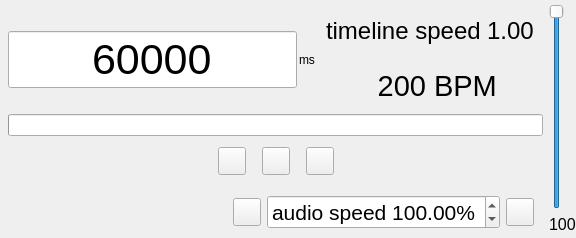
First picture: the form in src/timecontroller.ui, repository xiangCaO233/MusicMapMaker, before the edit.
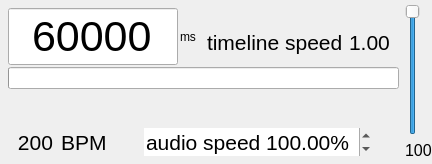
Second picture: the form after the edit. Icons and pictures are not drawn.

Patch:
```diff
--- a/src/timecontroller.ui
+++ b/src/timecontroller.ui
@@ -6,8 +6,8 @@
    <rect>
     <x>0</x>
     <y>0</y>
-    <width>576</width>
-    <height>195</height>
+    <width>366</width>
+    <height>144</height>
    </rect>
   </property>
   <property name="windowTitle">
@@ -139,7 +139,10 @@
          </item>
          <item>
           <widget class="QWidget" name="infomationwidget" native="true">
-           <layout class="QVBoxLayout" name="verticalLayout">
+           <layout class="QVBoxLayout" name="verticalLayout" stretch="0,1">
+            <property name="spacing">
+             <number>0</number>
+            </property>
             <property name="leftMargin">
              <number>0</number>
             </property>
@@ -152,14 +155,40 @@
             <property name="bottomMargin">
              <number>0</number>
             </property>
+            <item>
+             <spacer name="verticalSpacer_2">
+              <property name="orientation">
+               <enum>Qt::Orientation::Vertical</enum>
+              </property>
+              <property name="sizeHint" stdset="0">
+               <size>
+                <width>20</width>
+                <height>11</height>
+               </size>
+              </property>
+             </spacer>
+            </item>
             <item>
              <widget class="QWidget" name="timelinespeedwidget" native="true">
               <layout class="QHBoxLayout" name="horizontalLayout_2">
+               <item>
+                <spacer name="horizontalSpacer_4">
+                 <property name="orientation">
+                  <enum>Qt::Orientation::Horizontal</enum>
+                 </property>
+                 <property name="sizeHint" stdset="0">
+                  <size>
+                   <width>40</width>
+                   <height>20</height>
+                  </size>
+                 </property>
+                </spacer>
+               </item>
                <item>
                 <widget class="QLabel" name="timelinespeedprefix">
                  <property name="font">
                   <font>
-                   <pointsize>18</pointsize>
+                   <pointsize>16</pointsize>
                   </font>
                  </property>
                  <property name="text">
@@ -174,7 +203,7 @@
                 <widget class="QLabel" name="timelinespeedvalue">
                  <property name="font">
                   <font>
-                   <pointsize>18</pointsize>
+                   <pointsize>16</pointsize>
                   </font>
                  </property>
                  <property name="text">
@@ -185,42 +214,6 @@
               </layout>
              </widget>
             </item>
-            <item>
-             <widget class="QWidget" name="bpmwidget" native="true">
-              <layout class="QHBoxLayout" name="horizontalLayout">
-               <property name="spacing">
-                <number>8</number>
-               </property>
-               <item>
-                <widget class="QLabel" name="bpmvalue">
-                 <property name="font">
-                  <font>
-                   <pointsize>22</pointsize>
-                  </font>
-                 </property>
-                 <property name="text">
-                  <string notr="true">200</string>
-                 </property>
-                 <property name="alignment">
-                  <set>Qt::AlignmentFlag::AlignRight|Qt::AlignmentFlag::AlignTrailing|Qt::AlignmentFlag::AlignVCenter</set>
-                 </property>
-                </widget>
-               </item>
-               <item>
-                <widget class="QLabel" name="bpmsuffix">
-                 <property name="font">
-                  <font>
-                   <pointsize>22</pointsize>
-                  </font>
-                 </property>
-                 <property name="text">
-                  <string notr="true">BPM</string>
-                 </property>
-                </widget>
-               </item>
-              </layout>
-             </widget>
-            </item>
            </layout>
           </widget>
          </item>
@@ -249,6 +242,18 @@
          <property name="spacing">
           <number>16</number>
          </property>
+         <property name="leftMargin">
+          <number>0</number>
+         </property>
+         <property name="topMargin">
+          <number>0</number>
+         </property>
+         <property name="rightMargin">
+          <number>0</number>
+         </property>
+         <property name="bottomMargin">
+          <number>0</number>
+         </property>
          <item>
           <spacer name="horizontalSpacer_2">
            <property name="orientation">
@@ -289,6 +294,9 @@
              <height>16</height>
             </size>
            </property>
+           <property name="flat">
+            <bool>true</bool>
+           </property>
           </widget>
          </item>
          <item>
@@ -318,6 +326,9 @@
              <height>16</height>
             </size>
            </property>
+           <property name="flat">
+            <bool>true</bool>
+           </property>
           </widget>
          </item>
          <item>
@@ -347,6 +358,9 @@
              <height>16</height>
             </size>
            </property>
+           <property name="flat">
+            <bool>true</bool>
+           </property>
           </widget>
          </item>
          <item>
@@ -368,6 +382,57 @@
       <item>
        <widget class="QWidget" name="speedaltcontroller" native="true">
         <layout class="QHBoxLayout" name="horizontalLayout_5">
+         <property name="spacing">
+          <number>0</number>
+         </property>
+         <property name="leftMargin">
+          <number>0</number>
+         </property>
+         <property name="topMargin">
+          <number>0</number>
+         </property>
+         <property name="rightMargin">
+          <number>0</number>
+         </property>
+         <property name="bottomMargin">
+          <number>0</number>
+         </property>
+         <item>
+          <widget class="QWidget" name="bpmwidget" native="true">
+           <layout class="QHBoxLayout" name="horizontalLayout">
+            <property name="spacing">
+             <number>8</number>
+            </property>
+            <item>
+             <widget class="QLabel" name="bpmvalue">
+              <property name="font">
+               <font>
+                <pointsize>16</pointsize>
+               </font>
+              </property>
+              <property name="text">
+               <string notr="true">200</string>
+              </property>
+              <property name="alignment">
+               <set>Qt::AlignmentFlag::AlignRight|Qt::AlignmentFlag::AlignTrailing|Qt::AlignmentFlag::AlignVCenter</set>
+              </property>
+             </widget>
+            </item>
+            <item>
+             <widget class="QLabel" name="bpmsuffix">
+              <property name="font">
+               <font>
+                <pointsize>16</pointsize>
+               </font>
+              </property>
+              <property name="text">
+               <string notr="true">BPM</string>
+              </property>
+             </widget>
+            </item>
+           </layout>
+          </widget>
+         </item>
          <item>
           <spacer name="horizontalSpacer">
            <property name="orientation">
@@ -408,6 +473,12 @@
              <height>16</height>
             </size>
            </property>
+           <property name="checkable">
+            <bool>true</bool>
+           </property>
+           <property name="flat">
+            <bool>true</bool>
+           </property>
           </widget>
          </item>
          <item>
@@ -417,6 +488,9 @@
              <pointsize>16</pointsize>
             </font>
            </property>
+           <property name="frame">
+            <bool>false</bool>
+           </property>
            <property name="prefix">
             <string>audio speed </string>
            </property>
@@ -466,6 +540,9 @@
              <height>16</height>
             </size>
            </property>
+           <property name="flat">
+            <bool>true</bool>
+           </property>
           </widget>
          </item>
         </layout>
```
Left out of the diff: 4 changed lines with no effect on the pictures.
